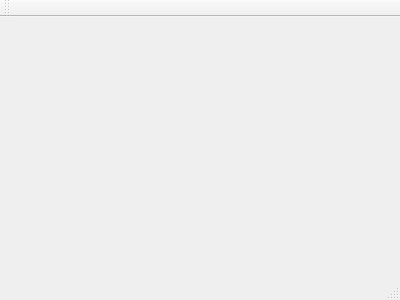
liuqun/testqtwebengine, file mainwindow.ui: the form before one commit.
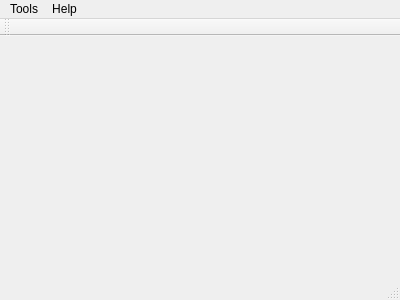
The form after the commit.

```diff
--- a/mainwindow.ui
+++ b/mainwindow.ui
@@ -12,13 +12,52 @@
   <property name="windowTitle" >
    <string>MainWindow</string>
   </property>
-  <widget class="QMenuBar" name="menuBar" />
-  <widget class="QToolBar" name="mainToolBar" />
-  <widget class="QWidget" name="centralWidget" />
-  <widget class="QStatusBar" name="statusBar" />
+  <widget class="QWidget" name="centralWidget"/>
+  <widget class="QMenuBar" name="menuBar">
+   <property name="geometry">
+    <rect>
+     <x>0</x>
+     <y>0</y>
+     <width>400</width>
+     <height>26</height>
+    </rect>
+   </property>
+   <widget class="QMenu" name="menuAbout">
+    <property name="title">
+     <string>Tools</string>
+    </property>
+    <addaction name="actionGoto_Homepage"/>
+   </widget>
+   <widget class="QMenu" name="menuHelp">
+    <property name="title">
+     <string>Help</string>
+    </property>
+    <addaction name="actionAbout"/>
+   </widget>
+   <addaction name="menuAbout"/>
+   <addaction name="menuHelp"/>
+  </widget>
+  <widget class="QToolBar" name="mainToolBar">
+   <attribute name="toolBarArea">
+    <enum>TopToolBarArea</enum>
+   </attribute>
+   <attribute name="toolBarBreak">
+    <bool>false</bool>
+   </attribute>
+  </widget>
+  <widget class="QStatusBar" name="statusBar"/>
+  <action name="actionAbout">
+   <property name="text">
+    <string>About</string>
+   </property>
+  </action>
+  <action name="actionGoto_Homepage">
+   <property name="text">
+    <string>Goto Homepage</string>
+   </property>
+  </action>
  </widget>
- <layoutDefault spacing="6" margin="11" />
- <pixmapfunction></pixmapfunction>
+ <layoutdefault spacing="6" margin="11"/>
  <resources/>
  <connections/>
 </ui>
```
Left out of the diff: 7 changed lines with no effect on the pictures.
